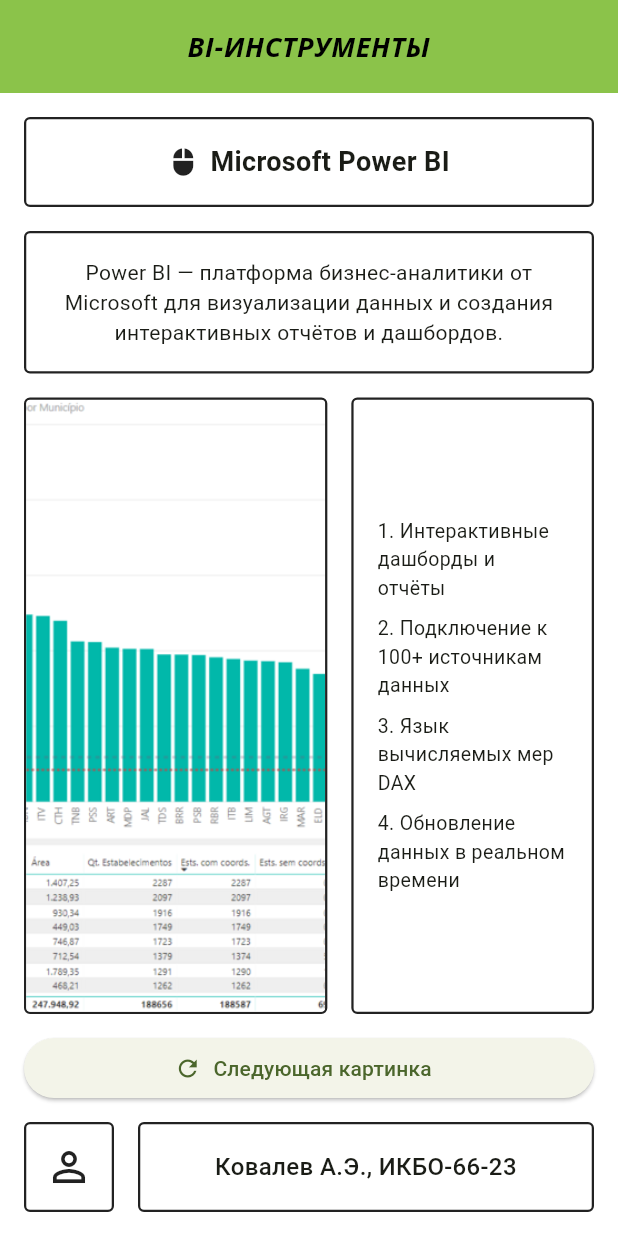
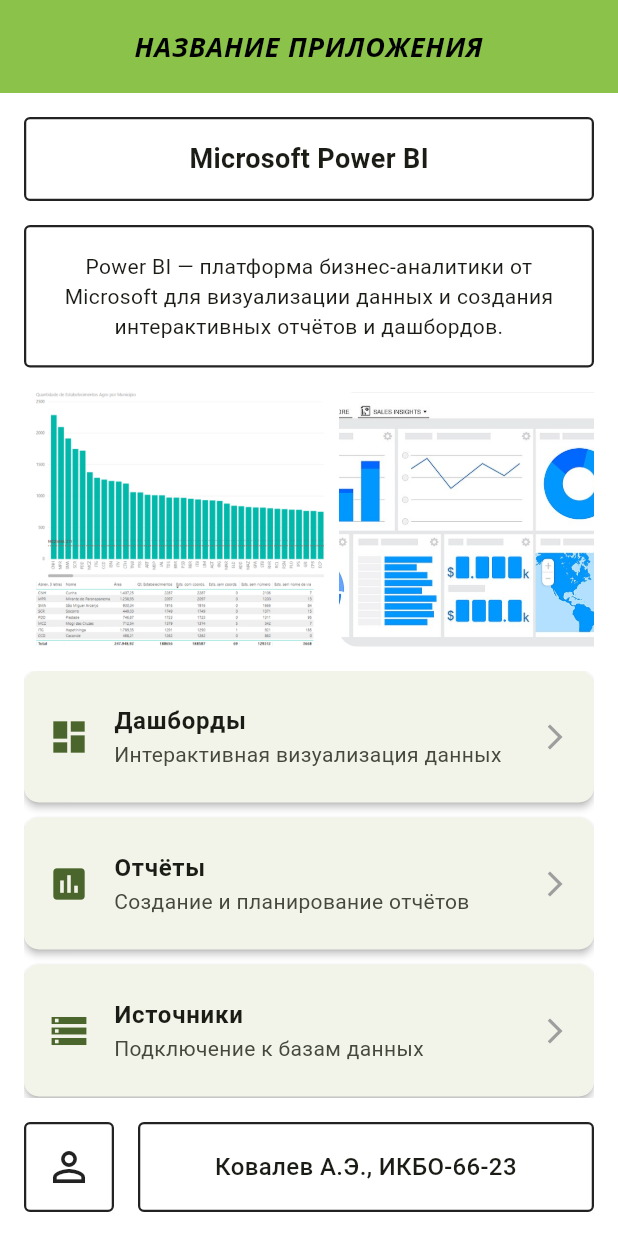
Before and after one commit to KoooV/flutter, a Flutter app: the screen it shows after launch, on a phone screen of 412 x 824 dp. Run offline on Flutter 3.47's test engine with Material 3 defaults, Android fonts, the phone set to English and light mode, and no system bars.

Commit message:
pr4 готова

```diff
--- a/lib/main.dart
+++ b/lib/main.dart
@@ -23,25 +23,14 @@
   }
 }
 
-class BiToolPage extends StatefulWidget {
+class BiToolPage extends StatelessWidget {
   const BiToolPage({super.key});
 
-  @override
-  State<BiToolPage> createState() => _BiToolPageState();
-}
-
-class _BiToolPageState extends State<BiToolPage> {
-  static const String title = 'BI-ИНСТРУМЕНТЫ';
+  static const String title = 'НАЗВАНИЕ ПРИЛОЖЕНИЯ';
   static const String softwareName = 'Microsoft Power BI';
   static const String softwareDescription =
       'Power BI — платформа бизнес-аналитики от Microsoft для визуализации '
       'данных и создания интерактивных отчётов и дашбордов.';
-  static const List<String> features = [
-    'Интерактивные дашборды и отчёты',
-    'Подключение к 100+ источникам данных',
-    'Язык вычисляемых мер DAX',
-    'Обновление данных в реальном времени',
-  ];
   static const String fullName = 'Ковалев А.Э.';
   static const String groupNumber = 'ИКБО-66-23';
 
@@ -53,13 +42,38 @@
     'assets/images/bi_5.png',
   ];
 
-  int _imageIndex = 0;
-
-  void _nextImage() {
-    setState(() {
-      _imageIndex = (_imageIndex + 1) % imageAssets.length;
-    });
-  }
+  static const List<_MenuItem> menuItems = [
+    _MenuItem(
+      title: 'Дашборды',
+      subtitle: 'Интерактивная визуализация данных',
+      leadingIcon: Icons.dashboard,
+      trailingIcon: Icons.arrow_forward_ios,
+    ),
+    _MenuItem(
+      title: 'Отчёты',
+      subtitle: 'Создание и планирование отчётов',
+      leadingIcon: Icons.assessment,
+      trailingIcon: Icons.arrow_forward_ios,
+    ),
+    _MenuItem(
+      title: 'Источники',
+      subtitle: 'Подключение к базам данных',
+      leadingIcon: Icons.storage,
+      trailingIcon: Icons.arrow_forward_ios,
+    ),
+    _MenuItem(
+      title: 'DAX',
+      subtitle: 'Вычисляемые меры и формулы',
+      leadingIcon: Icons.functions,
+      trailingIcon: Icons.arrow_forward_ios,
+    ),
+    _MenuItem(
+      title: 'Экспорт',
+      subtitle: 'Выгрузка в Excel и PDF',
+      leadingIcon: Icons.file_download,
+      trailingIcon: Icons.arrow_forward_ios,
+    ),
+  ];
 
   @override
   Widget build(BuildContext context) {
@@ -72,22 +86,18 @@
               child: Padding(
                 padding: const EdgeInsets.all(16),
                 child: Column(
+                  crossAxisAlignment: CrossAxisAlignment.stretch,
                   children: [
                     const _OutlinedBox(
-                      height: 60,
-                      child: Row(
-                        mainAxisAlignment: MainAxisAlignment.center,
-                        children: [
-                          Icon(Icons.mouse, size: 20),
-                          SizedBox(width: 8),
-                          Text(
+                      height: 56,
+                      child: Center(
+                        child: Text(
                           softwareName,
                           style: TextStyle(
                             fontSize: 18,
                             fontWeight: FontWeight.w600,
                           ),
                         ),
-                        ],
                       ),
                     ),
                     const SizedBox(height: 16),
@@ -100,62 +110,72 @@
                       ),
                     ),
                     const SizedBox(height: 16),
-                    Expanded(
-                      child: Row(
-                        crossAxisAlignment: CrossAxisAlignment.stretch,
-                        children: [
-                          Expanded(
-                            flex: 5,
-                            child: _OutlinedBox(
-                              child: GestureDetector(
-                                onTap: _nextImage,
+                    SizedBox(
+                      height: 170,
+                      child: ListView.builder(
+                        scrollDirection: Axis.horizontal,
+                        itemCount: imageAssets.length,
+                        itemBuilder: (context, index) {
+                          return Padding(
+                            padding: const EdgeInsets.only(right: 10),
                             child: ClipRRect(
-                                  borderRadius: BorderRadius.circular(3),
+                              borderRadius: BorderRadius.circular(12),
                               child: Image.asset(
-                                    imageAssets[_imageIndex],
-                                    key: ValueKey('bi_image_$_imageIndex'),
+                                imageAssets[index],
                                 fit: BoxFit.cover,
-                                    width: double.infinity,
+                                width: 200,
                                 height: double.infinity,
                               ),
                             ),
-                              ),
-                            ),
-                          ),
-                          const SizedBox(width: 16),
-                          Expanded(
-                            flex: 4,
-                            child: _OutlinedBox(
-                              padding: const EdgeInsets.all(16),
-                              child: Column(
-                                crossAxisAlignment: CrossAxisAlignment.start,
-                                mainAxisAlignment: MainAxisAlignment.center,
-                                children: [
-                                  for (var i = 0; i < features.length; i++)
-                                    Padding(
-                                      padding: const EdgeInsets.symmetric(
-                                        vertical: 4,
-                                      ),
-                                      child: Text(
-                                        '${i + 1}. ${features[i]}',
-                                        style: const TextStyle(fontSize: 13),
-                                      ),
-                                    ),
-                                ],
-                              ),
-                            ),
-                          ),
-                        ],
+                          );
+                        },
                       ),
                     ),
                     const SizedBox(height: 16),
-                    SizedBox(
-                      width: double.infinity,
-                      height: 40,
-                      child: ElevatedButton.icon(
-                        onPressed: _nextImage,
-                        icon: const Icon(Icons.refresh, size: 18),
-                        label: const Text('Следующая картинка'),
+                    Expanded(
+                      child: ListView.builder(
+                        itemCount: menuItems.length,
+                        itemBuilder: (context, index) {
+                          final item = menuItems[index];
+                          return Card(
+                            margin: const EdgeInsets.only(bottom: 10),
+                            elevation: 2,
+                            shape: RoundedRectangleBorder(
+                              borderRadius: BorderRadius.circular(10),
+                            ),
+                            child: ListTile(
+                              contentPadding: const EdgeInsets.symmetric(
+                                horizontal: 16,
+                                vertical: 8,
+                              ),
+                              leading: Icon(
+                                item.leadingIcon,
+                                color: Theme.of(context).colorScheme.primary,
+                                size: 28,
+                              ),
+                              title: Text(
+                                item.title,
+                                style: const TextStyle(
+                                  fontSize: 16,
+                                  fontWeight: FontWeight.w600,
+                                ),
+                              ),
+                              subtitle: Text(item.subtitle),
+                              trailing: Icon(
+                                item.trailingIcon,
+                                color: Colors.grey,
+                                size: 20,
+                              ),
+                              onTap: () {
+                                ScaffoldMessenger.of(context)
+                                    .showSnackBar(SnackBar(
+                                  content: Text(item.title),
+                                  duration: const Duration(seconds: 2),
+                                ));
+                              },
+                            ),
+                          );
+                        },
                       ),
                     ),
                     const SizedBox(height: 16),
@@ -193,6 +213,20 @@
       ),
     );
   }
+}
+
+class _MenuItem {
+  const _MenuItem({
+    required this.title,
+    required this.subtitle,
+    required this.leadingIcon,
+    required this.trailingIcon,
+  });
+
+  final String title;
+  final String subtitle;
+  final IconData leadingIcon;
+  final IconData trailingIcon;
 }
 
 class _Header extends StatelessWidget {
```
Also changed, not shown: 1 other file. Lines whose indentation alone changed are shown as unchanged.
